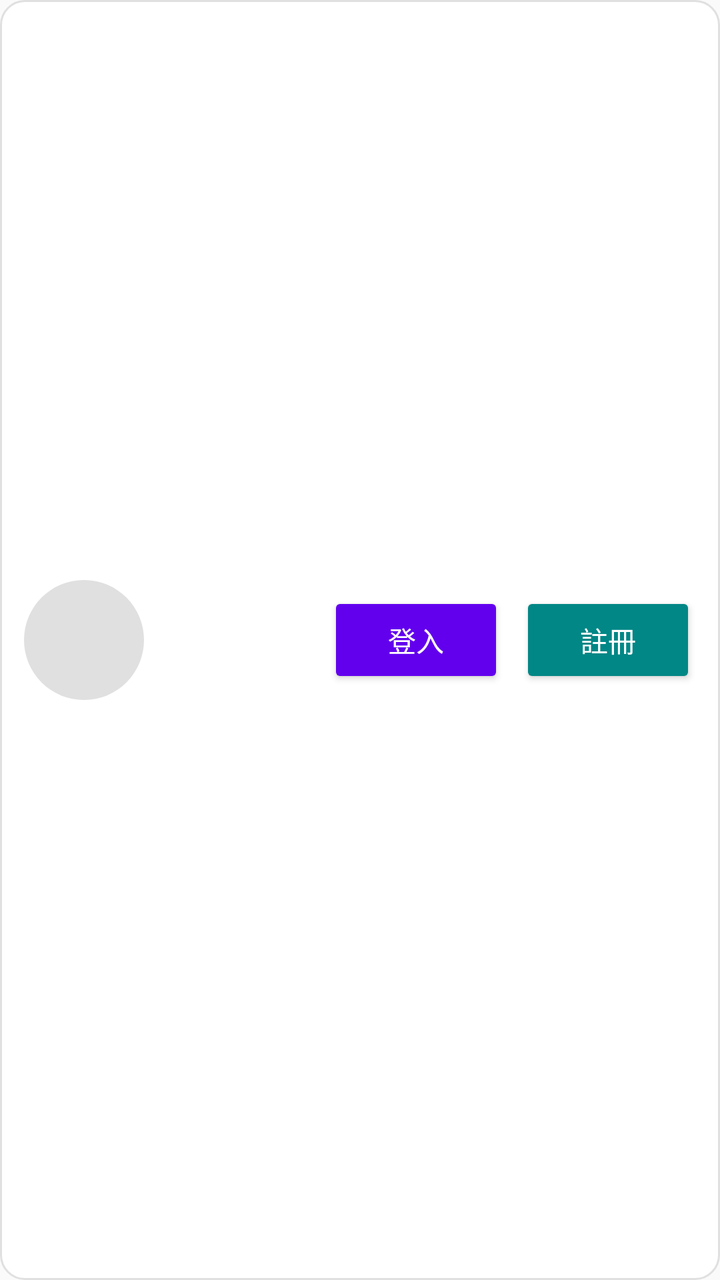
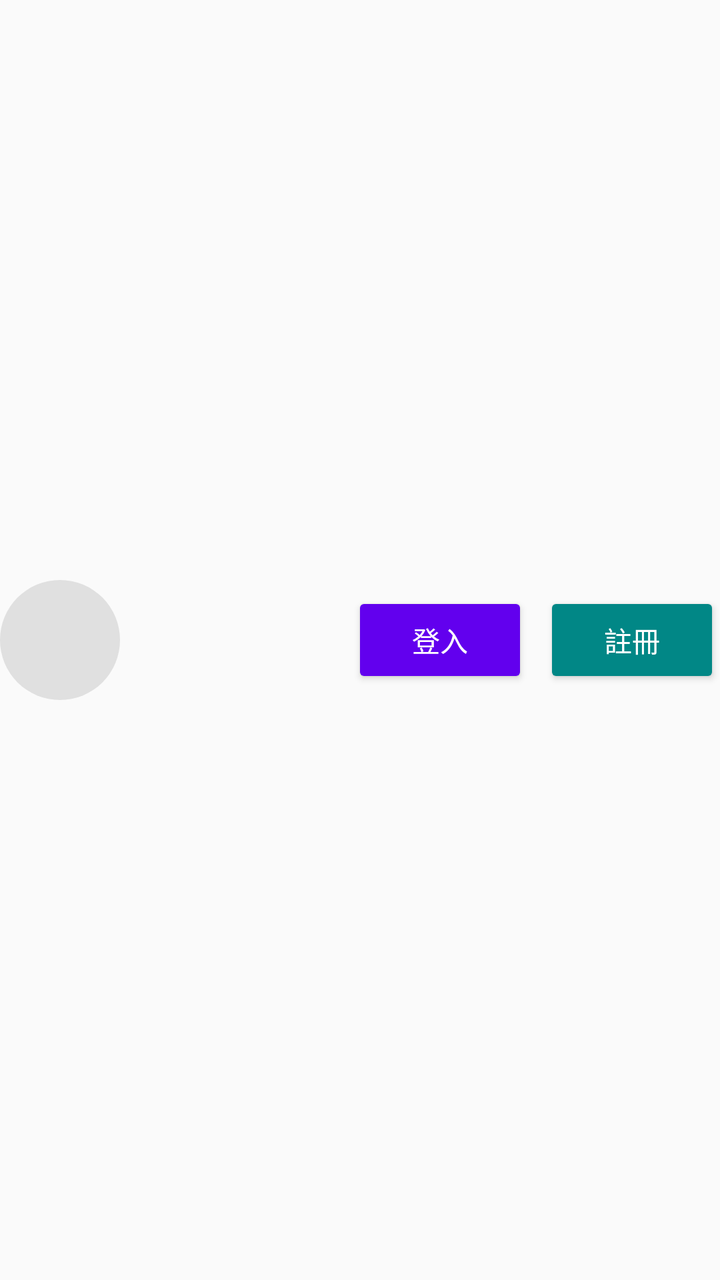

Compare the two renders of this Android layout. The source of the first and the diff that turns it into the second are given below.
<!-- AndroidManifest.xml: application theme Theme.Dried_shrimp -->
<!-- res/layout/view_user_guest.xml -->
<?xml version="1.0" encoding="utf-8"?>
<LinearLayout xmlns:android="http://schemas.android.com/apk/res/android"
    xmlns:app="http://schemas.android.com/apk/res-auto"
    android:id="@+id/user_guest_root"
    android:layout_width="match_parent"
    android:layout_height="wrap_content"
    android:layout_marginBottom="12dp"
    android:background="@drawable/bg_card"
    android:gravity="center_vertical"
    android:orientation="horizontal"
    android:padding="12dp">

    <ImageView
        android:id="@+id/img_myaccount"
        android:layout_width="60dp"
        android:layout_height="60dp"
        android:layout_marginEnd="12dp"
        android:background="@drawable/bg_round_gray"
        android:scaleType="centerCrop"
        app:srcCompat="@drawable/avatar" />

    <LinearLayout
        android:layout_width="match_parent"
        android:layout_height="wrap_content"
        android:gravity="end"
        android:orientation="horizontal">

        <Button
            android:id="@+id/btnLogin"
            android:layout_width="wrap_content"
            android:layout_height="wrap_content"
            android:layout_marginEnd="8dp"
            android:backgroundTint="@color/purple_500"
            android:text="登入"
            android:textColor="@color/white" />

        <Button
            android:id="@+id/btnRegister"
            android:layout_width="wrap_content"
            android:layout_height="wrap_content"
            android:backgroundTint="@color/teal_700"
            android:text="註冊"
            android:textColor="@color/white" />
    </LinearLayout>
</LinearLayout>
<!-- resources referenced by this layout -->
<resources>
  <color name="purple_500">#6200EE</color>
  <color name="teal_700">#018786</color>
  <color name="white">#FFFFFF</color>
  <!-- drawable avatar: png bitmap (drawable, 19666 bytes) -->
  <!-- drawable bg_card (drawable) -->
  <shape xmlns:android="http://schemas.android.com/apk/res/android" android:shape="rectangle">
      <solid android:color="@color/white"/>
      <corners android:radius="12dp"/>
      <stroke android:width="1dp" android:color="#E0E0E0"/>
      <padding android:left="8dp" android:right="8dp" android:top="8dp" android:bottom="8dp"/>
  </shape>
  <!-- drawable bg_round_gray (drawable) -->
  <shape xmlns:android="http://schemas.android.com/apk/res/android" android:shape="oval">
      <solid android:color="#E0E0E0"/>
  </shape>
  <style name="Theme.Dried_shrimp" parent="Base.Theme.Dried_shrimp" />
  <style name="Base.Theme.Dried_shrimp" parent="Theme.MaterialComponents.DayNight.NoActionBar.Bridge">
          
          
      </style>
</resources>

<!-- the commit's change to res/layout/view_user_guest.xml (unified diff, before → after) -->
@@ -4,11 +4,8 @@
     android:id="@+id/user_guest_root"
     android:layout_width="match_parent"
     android:layout_height="wrap_content"
-    android:layout_marginBottom="12dp"
-    android:background="@drawable/bg_card"
     android:gravity="center_vertical"
-    android:orientation="horizontal"
-    android:padding="12dp">
+    android:orientation="horizontal">
 
     <ImageView
         android:id="@+id/img_myaccount"
<!-- resource entries referenced after the edit -->
@@ -4,13 +4,6 @@
   <color name="teal_700">#018786</color>
   <color name="white">#FFFFFF</color>
   <!-- drawable avatar: png bitmap (drawable, 19666 bytes) -->
-  <!-- drawable bg_card (drawable) -->
-  <shape xmlns:android="http://schemas.android.com/apk/res/android" android:shape="rectangle">
-      <solid android:color="@color/white"/>
-      <corners android:radius="12dp"/>
-      <stroke android:width="1dp" android:color="#E0E0E0"/>
-      <padding android:left="8dp" android:right="8dp" android:top="8dp" android:bottom="8dp"/>
-  </shape>
   <!-- drawable bg_round_gray (drawable) -->
   <shape xmlns:android="http://schemas.android.com/apk/res/android" android:shape="oval">
       <solid android:color="#E0E0E0"/>
